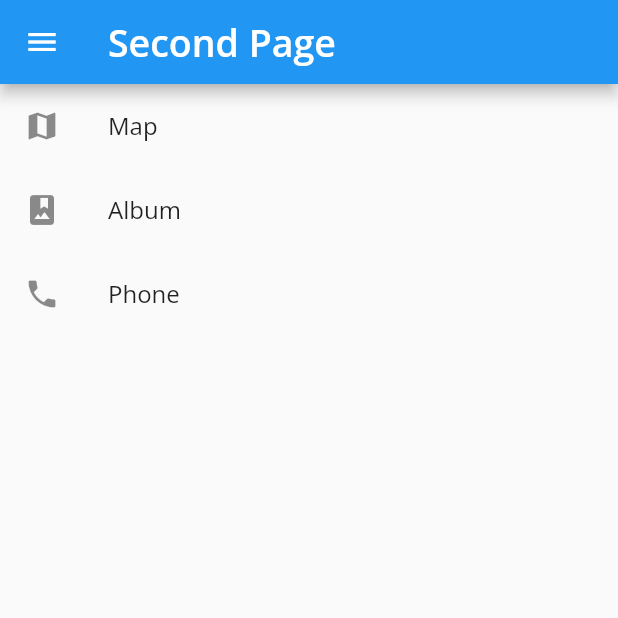
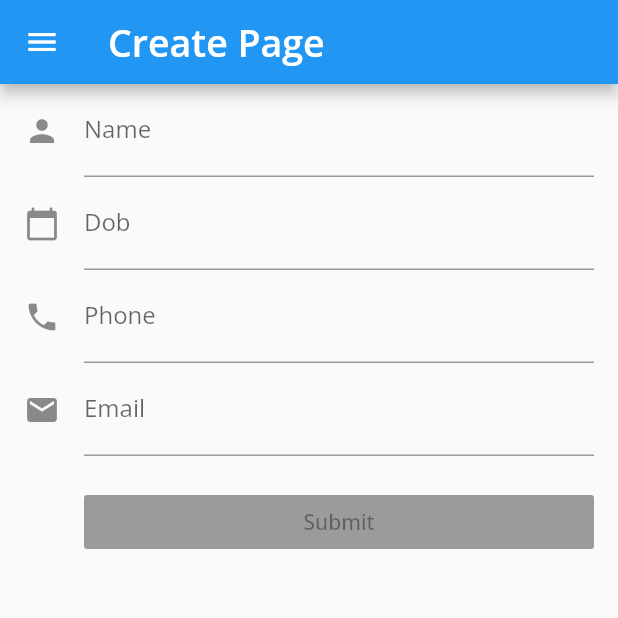
Before and after one commit to Ember555/simple-flutter, a Flutter app: the SecondScreen screen opened by its route, on a phone screen of 412 x 824 dp, the top half of it. Run offline on Flutter 3.47's test engine with Material 2 defaults, Android fonts, the phone set to English and light mode, and no system bars; missing offline and left inert: flutter_web; network calls fail.

Commit message:
update url

```diff
--- a/lib/components/secondPage.dart
+++ b/lib/components/secondPage.dart
@@ -1,12 +1,22 @@
 import 'package:flutter_web/material.dart';
+import 'package:flutter_web/services.dart';
 
-class SecondScreen extends StatelessWidget {
+class SecondScreen extends StatefulWidget {
+  @override
+  State<StatefulWidget> createState() {
+    return _SecondScreen();
+  }
+}
+
+class _SecondScreen extends State<SecondScreen> {
+  final GlobalKey<FormState> _formKey = GlobalKey<FormState>();
+
   @override
   Widget build(BuildContext context) {
     return Scaffold(
       appBar: AppBar(
         title: Text(
-          'Second Page',
+          'Create Page',
           style: TextStyle(
             fontSize: 25,
             fontWeight: FontWeight.w600,
@@ -18,44 +28,81 @@ class SecondScreen extends StatelessWidget {
           padding: EdgeInsets.zero,
           children: <Widget>[
             DrawerHeader(
-              child: Text('Admin Header', style: TextStyle(fontSize: 25.0)),
+              child: Text('Header', style: TextStyle(fontSize: 25.0)),
               decoration: BoxDecoration(
                 color: Colors.blue,
               ),
             ),
             ListTile(
-              title: Text('Admin Console', style: TextStyle(fontSize: 20.0)),
+              title: Text('List', style: TextStyle(fontSize: 20.0)),
+              trailing: Icon(Icons.arrow_forward),
               onTap: () {
+                setState(() {});
                 Navigator.pushNamed(context, '/');
               },
             ),
             ListTile(
-              title: Text('Second Page', style: TextStyle(fontSize: 20.0)),
+              title: Text('Create', style: TextStyle(fontSize: 20.0)),
+              trailing: Icon(Icons.arrow_forward),
               onTap: () {
+                setState(() {});
                 Navigator.pop(context);
               },
             ),
           ],
         ),
       ),
-      body: Center(
+      body: SafeArea(
+          top: false,
+          bottom: false,
+          child: Form(
+              key: _formKey,
+              autovalidate: true,
               child: ListView(
+                padding: EdgeInsets.symmetric(horizontal: 16.0),
                 children: <Widget>[
-            ListTile(
-              leading: Icon(Icons.map),
-              title: Text('Map'),
+                  TextFormField(
+                    decoration: InputDecoration(
+                      icon: Icon(Icons.person),
+                      hintText: 'Enter your first and last name',
+                      labelText: 'Name',
                     ),
-            ListTile(
-              leading: Icon(Icons.photo_album),
-              title: Text('Album'),
                   ),
-            ListTile(
-              leading: Icon(Icons.phone),
-              title: Text('Phone'),
+                  TextFormField(
+                    decoration: InputDecoration(
+                      icon: Icon(Icons.calendar_today),
+                      hintText: 'Enter your date of birth',
+                      labelText: 'Dob',
                     ),
+                    keyboardType: TextInputType.datetime,
+                  ),
+                  TextFormField(
+                    decoration: InputDecoration(
+                      icon: Icon(Icons.phone),
+                      hintText: 'Enter a phone number',
+                      labelText: 'Phone',
+                    ),
+                    keyboardType: TextInputType.phone,
+                    inputFormatters: [
+                      WhitelistingTextInputFormatter.digitsOnly,
                     ],
                   ),
+                  TextFormField(
+                    decoration: InputDecoration(
+                      icon: Icon(Icons.email),
+                      hintText: 'Enter a email address',
+                      labelText: 'Email',
                     ),
+                    keyboardType: TextInputType.emailAddress,
+                  ),
+                  Container(
+                      padding: EdgeInsets.only(left: 40.0, top: 20.0),
+                      child: RaisedButton(
+                        child: Text('Submit'),
+                        onPressed: null,
+                      )),
+                ],
+              ))),
     );
   }
 }
```
Also changed, not shown: lib/components/firstPage.dart (+38 -33 lines), lib/controller/list.dart (renamed from lib/controller/post.dart, +6 -8 lines), pubspec.yaml (+6 -1 lines), 3 other files. Lines whose indentation alone changed are shown as unchanged.
